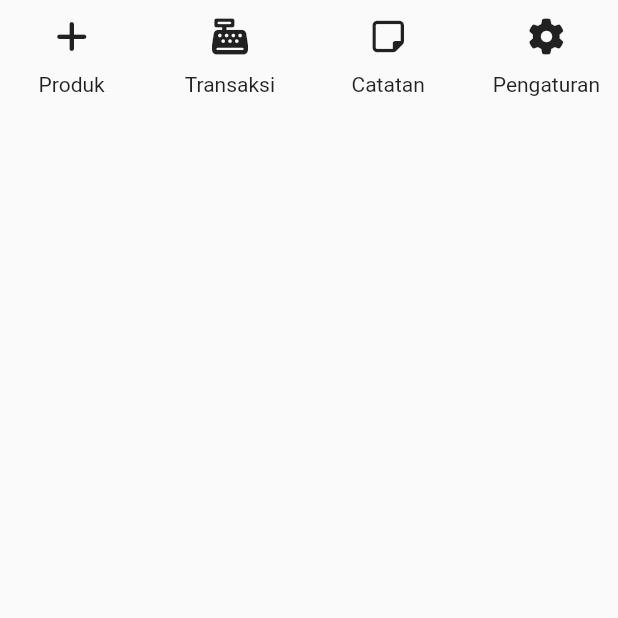
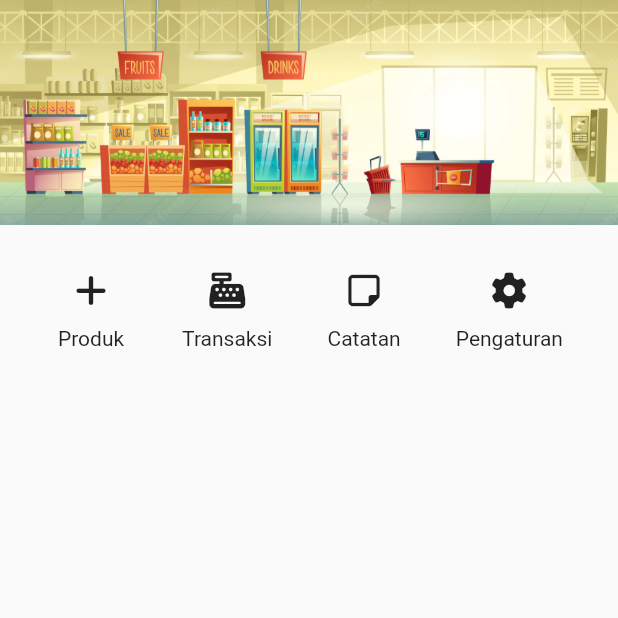
Before and after one commit to pnd-kw/v01prototype, a Flutter app: the screen it shows after launch, on a phone screen of 412 x 824 dp, the top half of it. Run offline on Flutter 3.47's test engine with Material 2 defaults, Android fonts, the phone set to English and light mode, and no system bars; our stand-ins replace font_awesome_flutter, get, hive, hive_flutter; accounts and stored records are empty.

Commit message:
add image header on main menu

```diff
--- a/lib/view/primary_menu.dart
+++ b/lib/view/primary_menu.dart
@@ -10,7 +10,71 @@ class PrimaryMenu extends StatelessWidget {
   @override
   Widget build(BuildContext context) {
     return Scaffold(
-      body: GridView.count(
+      body: Column(
+        crossAxisAlignment: CrossAxisAlignment.stretch,
+        mainAxisSize: MainAxisSize.min,
+        children: [
+          Row(
+            children: [
+              Expanded(
+                child: FittedBox(
+                  fit: BoxFit.contain,
+                  child: Image.asset("assets/images/image-header.jpg"),
+                ),
+              ),
+            ],
+          ),
+          const SizedBox(height: 20),
+          Row(
+            mainAxisAlignment: MainAxisAlignment.spaceEvenly,
+            children: [
+              Column(
+                mainAxisSize: MainAxisSize.min,
+                children: [
+                  IconButton(
+                    onPressed: () {
+                      Get.to(() => const ProductPage());
+                    },
+                    icon: const FaIcon(FontAwesomeIcons.plus),
+                  ),
+                  const Text("Produk"),
+                ],
+              ),
+              Column(
+                mainAxisSize: MainAxisSize.min,
+                children: [
+                  IconButton(
+                    onPressed: () {},
+                    icon: const FaIcon(FontAwesomeIcons.cashRegister),
+                  ),
+                  const Text("Transaksi"),
+                ],
+              ),
+              Column(
+                mainAxisSize: MainAxisSize.min,
+                children: [
+                  IconButton(
+                    onPressed: () {},
+                    icon: const FaIcon(FontAwesomeIcons.noteSticky),
+                  ),
+                  const Text("Catatan"),
+                ],
+              ),
+              Column(
+                mainAxisSize: MainAxisSize.min,
+                children: [
+                  IconButton(
+                    onPressed: () {},
+                    icon: const FaIcon(FontAwesomeIcons.gear),
+                  ),
+                  const Text("Pengaturan"),
+                ],
+              ),
+            ],
+          ),
+        ],
+      ),
+      /*body: GridView.count(
         primary: false,
         crossAxisSpacing: 10,
         crossAxisCount: 4,
@@ -58,7 +122,7 @@ class PrimaryMenu extends StatelessWidget {
             ],
           ),
         ],
-      ),
+      ),*/
     );
   }
 }
```
